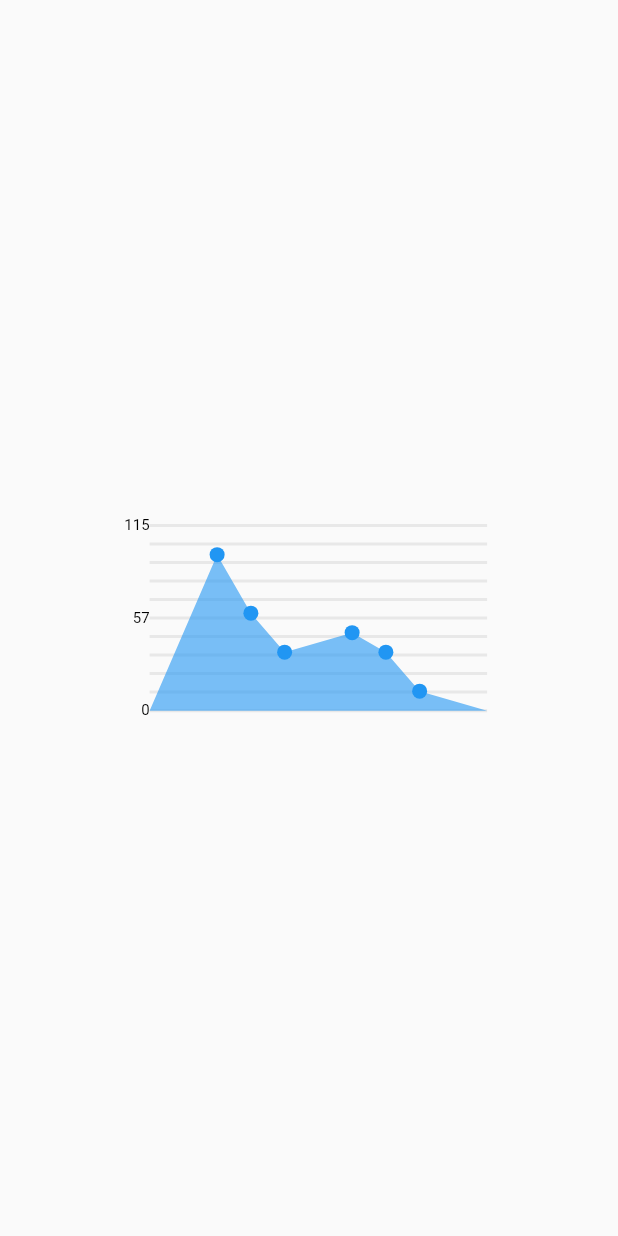
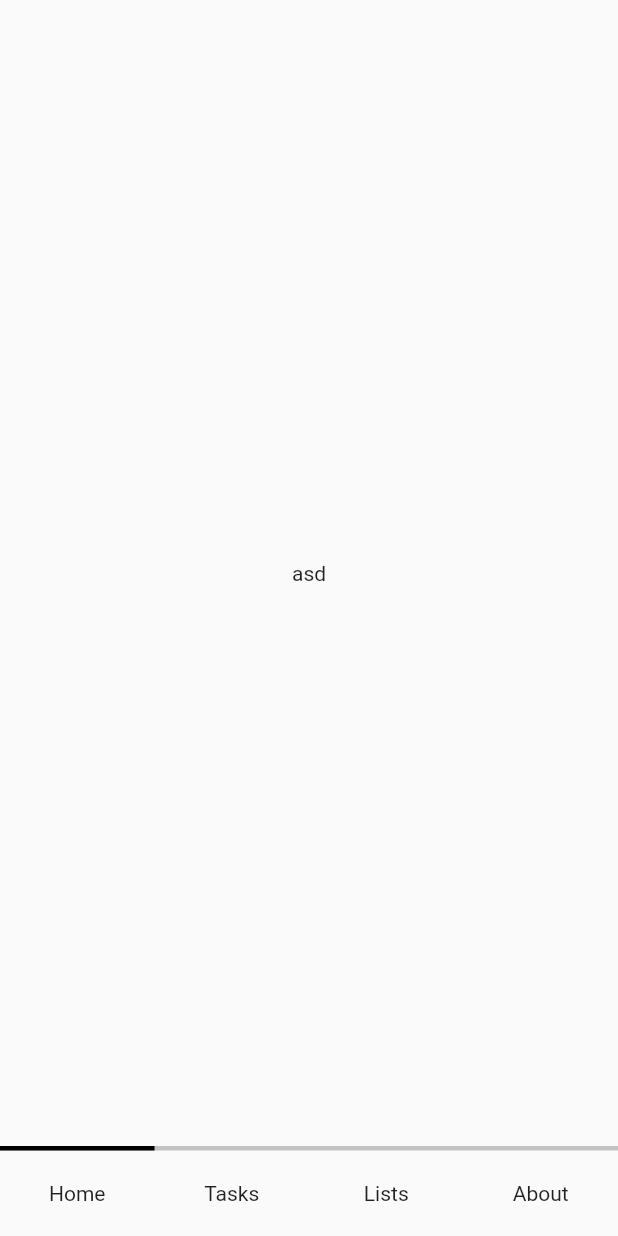
Before and after one commit to mateuszfilipek2000/chase-your-goals, a Flutter app: the screen it shows after launch, on a phone screen of 412 x 824 dp. Run offline on Flutter 3.47's test engine with Material 2 defaults, Android fonts, the phone set to English and light mode, and no system bars; our stand-ins replace bloc, flutter_bloc.

Commit message:
added simple custom navbar

```diff
--- /dev/null
+++ b/l10n.yaml
@@ -0,0 +1,3 @@
+arb-dir: lib/core/config/l10n
+template-arb-file: app_en.arb
+output-localization-file: app_localizations.dart
--- /dev/null
+++ b/lib/core/config/l10n/app_en.arb
@@ -0,0 +1,6 @@
+{
+    "hello": "Hello!",
+    "@hello": {
+        "description": "Greeting"
+    }
+}
--- /dev/null
+++ b/lib/core/config/l10n/app_pl.arb
@@ -0,0 +1,6 @@
+{
+    "hello": "Cześć!",
+    "@hello": {
+        "description": "Powitanie"
+    }
+}
--- a/lib/core/config/routes/app_routes.dart
+++ b/lib/core/config/routes/app_routes.dart
@@ -1,13 +1,16 @@
-import 'package:chase_your_goals/main.dart';
+import 'package:chase_your_goals/screens/about/view/about_view.dart';
+import 'package:chase_your_goals/screens/home/view/home_view.dart';
 import 'package:flutter/material.dart';
 
 class AppRoutes {
   static Route onGeneratedRoute(RouteSettings routeSettings) {
     switch (routeSettings.name) {
-      case '/':
-        return MaterialPageRoute(builder: (_) => const MyHomePage());
+      case '/home':
+        return MaterialPageRoute(builder: (_) => const HomePage());
+      case '/about':
+        return MaterialPageRoute(builder: (_) => const AboutPage());
       default:
-        return MaterialPageRoute(builder: (_) => const MyHomePage());
+        return MaterialPageRoute(builder: (_) => const HomePage());
     }
   }
 }
--- a/lib/main.dart
+++ b/lib/main.dart
@@ -1,11 +1,12 @@
 import 'package:chase_your_goals/core/config/routes/app_routes.dart';
-import 'package:chase_your_goals/widgets/simple_linear_graph/simple_linear_graph.dart';
 import 'package:flutter/material.dart';
+import 'package:flutter_localizations/flutter_localizations.dart';
 
 void main() {
   runApp(const MyApp());
 }
 
+//TODO ADD INTERNATIONALIZATION
 class MyApp extends StatelessWidget {
   const MyApp({Key? key}) : super(key: key);
 
@@ -17,44 +18,49 @@ class MyApp extends StatelessWidget {
         Locale("en", "US"),
         Locale("pl", "PL"),
       ],
+      localizationsDelegates: const [
+        GlobalMaterialLocalizations.delegate,
+        GlobalWidgetsLocalizations.delegate,
+        GlobalCupertinoLocalizations.delegate,
+      ],
       title: 'Flutter Demo',
       theme: ThemeData(
         primarySwatch: Colors.blue,
       ),
-      home: const MyHomePage(),
+      initialRoute: "/home",
       onGenerateRoute: AppRoutes.onGeneratedRoute,
     );
   }
 }
 
-class MyHomePage extends StatelessWidget {
-  const MyHomePage({Key? key}) : super(key: key);
+// class MyHomePage extends StatelessWidget {
+//   const MyHomePage({Key? key}) : super(key: key);
 
-  @override
-  Widget build(BuildContext context) {
-    return Scaffold(
-      body: Center(
-        child: SimpleLinearGraph(
-          height: 130.0,
-          width: 250.0,
-          graphPoints: graphPoints,
-          maxX: 50,
-          maxY: 115,
-          minX: 0,
-          minY: 20,
-        ),
-      ),
-    );
-  }
-}
+//   @override
+//   Widget build(BuildContext context) {
+//     return Scaffold(
+//       body: Center(
+//         child: SimpleLinearGraph(
+//           height: 130.0,
+//           width: 250.0,
+//           graphPoints: graphPoints,
+//           maxX: 50,
+//           maxY: 115,
+//           minX: 0,
+//           minY: 20,
+//         ),
+//       ),
+//     );
+//   }
+// }
 
-List<List<Offset>> graphPoints = [
-  [
-    const Offset(10, 100),
-    const Offset(30, 60),
-    const Offset(35, 50),
-    const Offset(40, 30),
-    const Offset(20, 50),
-    const Offset(15, 70),
-  ],
-];
+// List<List<Offset>> graphPoints = [
+//   [
+//     const Offset(10, 100),
+//     const Offset(30, 60),
+//     const Offset(35, 50),
+//     const Offset(40, 30),
+//     const Offset(20, 50),
+//     const Offset(15, 70),
+//   ],
+// ];
--- /dev/null
+++ b/lib/screens/home/cubit/graph_state.dart
@@ -0,0 +1,6 @@
+part of 'graph_cubit.dart';
+
+@immutable
+abstract class GraphState {}
+
+class GraphInitial extends GraphState {}
--- /dev/null
+++ b/lib/screens/home/cubit/home_cubit.dart
@@ -0,0 +1,9 @@
+import 'package:bloc/bloc.dart';
+
+class HomeCubit extends Cubit<int> {
+HomeCubit() : super(0);
+
+    //TODO IMPLEMENT CUBIT
+  void increment() => emit(state + 1);
+  void decrement() => emit(state - 1);
+}
--- /dev/null
+++ b/lib/screens/home/view/home_view.dart
@@ -0,0 +1,38 @@
+import 'package:chase_your_goals/screens/home/widgets/custom_bottom_navbar.dart';
+import 'package:flutter/material.dart';
+import 'package:flutter_bloc/flutter_bloc.dart';
+import 'package:chase_your_goals/screens/home/cubit/home_cubit.dart';
+
+class HomePage extends StatelessWidget {
+  const HomePage({Key? key}) : super(key: key);
+
+  @override
+  Widget build(BuildContext context) {
+    return BlocProvider(
+      create: (_) => HomeCubit(),
+      child: const HomeView(),
+    );
+  }
+}
+
+class HomeView extends StatelessWidget {
+  const HomeView({Key? key}) : super(key: key);
+
+  @override
+  Widget build(BuildContext context) {
+    return Scaffold(
+      bottomNavigationBar: CustomBottomNavbar(
+        onPageChanged: (int i) => print(i),
+        buttonTexts: const [
+          "Home",
+          "Tasks",
+          "Lists",
+          "About",
+        ],
+      ),
+      body: const Center(
+        child: Text("asd"),
+      ),
+    );
+  }
+}
--- /dev/null
+++ b/lib/screens/home/widgets/custom_bottom_navbar.dart
@@ -0,0 +1,138 @@
+import 'package:flutter/material.dart';
+
+class CustomBottomNavbar extends StatefulWidget {
+  const CustomBottomNavbar(
+      {Key? key,
+      this.height = 60.0,
+      required this.onPageChanged,
+      required this.buttonTexts})
+      : super(key: key);
+
+  final double height;
+  final void Function(int) onPageChanged;
+  final List<String> buttonTexts;
+
+  @override
+  _CustomBottomNavbarState createState() => _CustomBottomNavbarState();
+}
+
+class _CustomBottomNavbarState extends State<CustomBottomNavbar>
+    with SingleTickerProviderStateMixin {
+  late AnimationController animController;
+  late Animation<double> animation;
+
+  double selectedTab = 0;
+
+  @override
+  void initState() {
+    animController = AnimationController(
+      vsync: this,
+      duration: const Duration(milliseconds: 200),
+    )..addListener(() => setState(() {}));
+
+    animation = Tween<double>(begin: selectedTab, end: selectedTab + 1).animate(
+        CurvedAnimation(parent: animController, curve: Curves.bounceInOut));
+
+    super.initState();
+  }
+
+  @override
+  void dispose() {
+    animController.dispose();
+    super.dispose();
+  }
+
+  @override
+  Widget build(BuildContext context) {
+    return SizedBox(
+      height: widget.height,
+      width: double.infinity,
+      child: Column(
+        mainAxisSize: MainAxisSize.max,
+        children: [
+          SizedBox(
+            height: widget.height * 0.05,
+            width: double.infinity,
+            child: CustomPaint(
+              painter: NavigationBarIndicatorPainter(
+                widget.buttonTexts.length,
+                selectedTabIndex: animation.value,
+              ),
+            ),
+          ),
+          Expanded(
+            child: Row(
+              mainAxisSize: MainAxisSize.max,
+              children: <Widget>[
+                for (var i = 0; i < widget.buttonTexts.length; i++)
+                  Expanded(
+                    child: TextButton(
+                      child: Center(
+                        child: Text(
+                          widget.buttonTexts[i],
+                          style: Theme.of(context).textTheme.bodyText2,
+                        ),
+                      ),
+                      onPressed: () {
+                        widget.onPageChanged(i);
+                        setState(() {
+                          animation = Tween<double>(
+                                  begin: animation.value, end: i.toDouble())
+                              .animate(CurvedAnimation(
+                                  parent: animController,
+                                  curve: Curves.bounceInOut));
+                          selectedTab = i.toDouble();
+                          animController.reset();
+                          animController.forward();
+                        });
+                      },
+                    ),
+                  ),
+              ],
+            ),
+          ),
+        ],
+      ),
+    );
+  }
+}
+
+class NavigationBarIndicatorPainter extends CustomPainter {
+  NavigationBarIndicatorPainter(this.amountOfTabs,
+      {required this.selectedTabIndex});
+  final int amountOfTabs;
+  double selectedTabIndex = 0;
+
+  @override
+  void paint(Canvas canvas, Size size) {
+    final double singleTabSize = size.width / amountOfTabs;
+
+    Paint indicatorPaint = Paint()
+      ..color = Colors.black
+      ..strokeWidth = 3.0
+      ..style = PaintingStyle.fill
+      ..strokeCap = StrokeCap.butt;
+
+    Paint inactiveAreaPaint = Paint()
+      ..color = Colors.grey.withOpacity(0.6)
+      ..strokeWidth = 3.0
+      ..style = PaintingStyle.fill
+      ..strokeCap = StrokeCap.butt;
+
+    canvas.drawRect(
+        Rect.fromPoints(const Offset(0, 0), Offset(size.width, size.height)),
+        inactiveAreaPaint);
+
+    canvas.drawRect(
+        Rect.fromPoints(Offset(singleTabSize * selectedTabIndex, 0),
+            Offset(singleTabSize * (selectedTabIndex + 1), size.height)),
+        indicatorPaint);
+  }
+
+  @override
+  bool shouldRepaint(NavigationBarIndicatorPainter oldDelegate) => true;
+
+  @override
+  bool shouldRebuildSemantics(NavigationBarIndicatorPainter oldDelegate) =>
+      false;
+}
--- a/pubspec.yaml
+++ b/pubspec.yaml
@@ -29,7 +29,8 @@ environment:
 dependencies:
   flutter:
     sdk: flutter
-
+  flutter_localizations:
+    sdk: flutter
 
   # The following adds the Cupertino Icons font to your application.
   # Use with the CupertinoIcons class for iOS style icons.
@@ -42,6 +43,7 @@ dependencies:
   test: ^1.17.10
   hydrated_bloc: ^7.0.1
   moor: ^4.5.0
+  intl: ^0.17.0
 
 dev_dependencies:
   flutter_test:
@@ -64,7 +66,7 @@ flutter:
   # included with your application, so that you can use the icons in
   # the material Icons class.
   uses-material-design: true
-
+  generate: true
   assets:
     - assets/images/
     - assets/i18n/
```
Also changed, not shown: lib/screens/about/cubit/about_cubit.dart (added, +9 -0 lines), lib/screens/about/view/about_view.dart (added, +26 -0 lines), lib/screens/home/cubit/graph_cubit.dart (added, +8 -0 lines), pubspec.lock, 3 other files.
